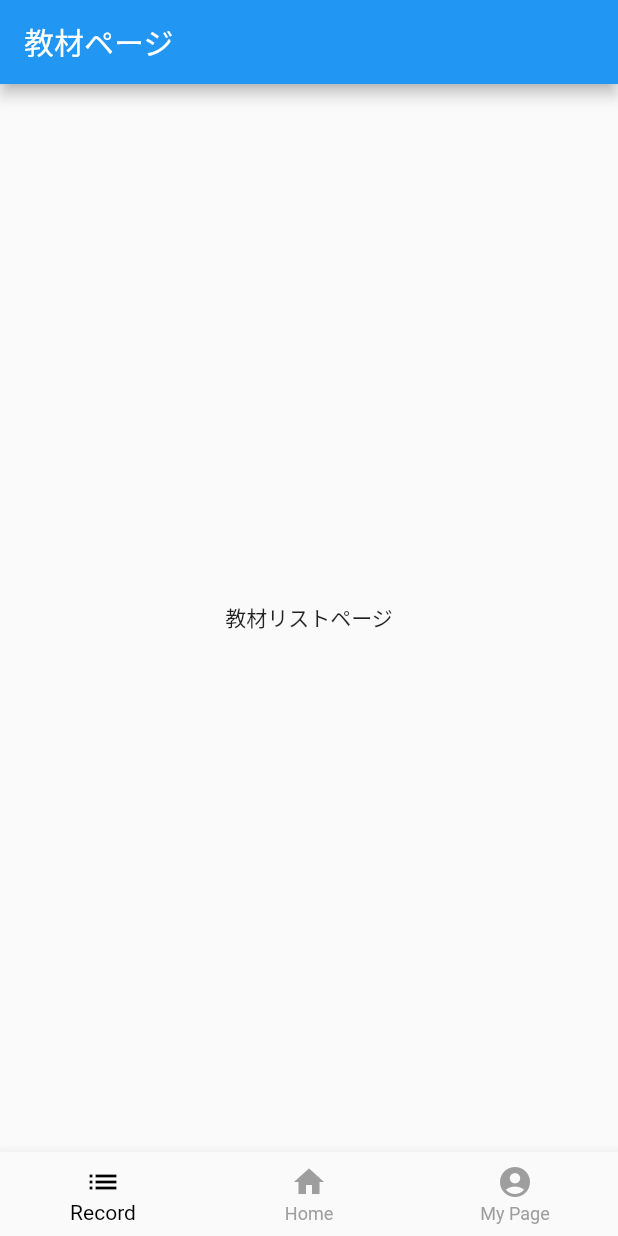
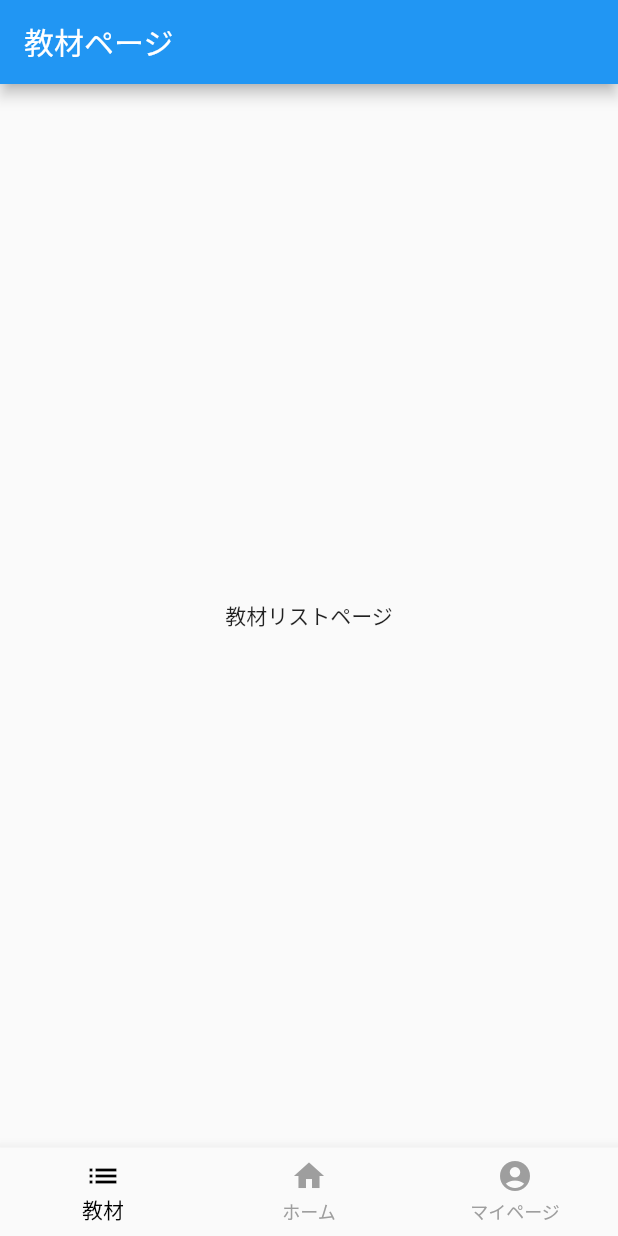
Before and after one commit to trm11tkr/learning-management-app, a Flutter app: the screen it shows after launch, on a phone screen of 412 x 824 dp. Run offline on Flutter 3.47's test engine with Material 2 defaults, Android fonts, the phone set to English and light mode, and no system bars; our stand-ins replace freezed_annotation, hooks_riverpod.

Commit message:
BottomNavigationBarItemのlabel名を修正

```diff
--- a/lib/presentation/pages/tabs_page.dart
+++ b/lib/presentation/pages/tabs_page.dart
@@ -29,15 +29,15 @@ class TabsPage extends ConsumerWidget {
         items: const [
           BottomNavigationBarItem(
             icon: Icon(Icons.list),
-            label: 'Record',
+            label: '教材',
           ),
           BottomNavigationBarItem(
             icon: Icon(Icons.home),
-            label: 'Home',
+            label: 'ホーム',
           ),
           BottomNavigationBarItem(
             icon: Icon(Icons.account_circle),
-            label: 'My Page',
+            label: 'マイページ',
           ),
         ],
         onTap: (int selectIndex) {
```
